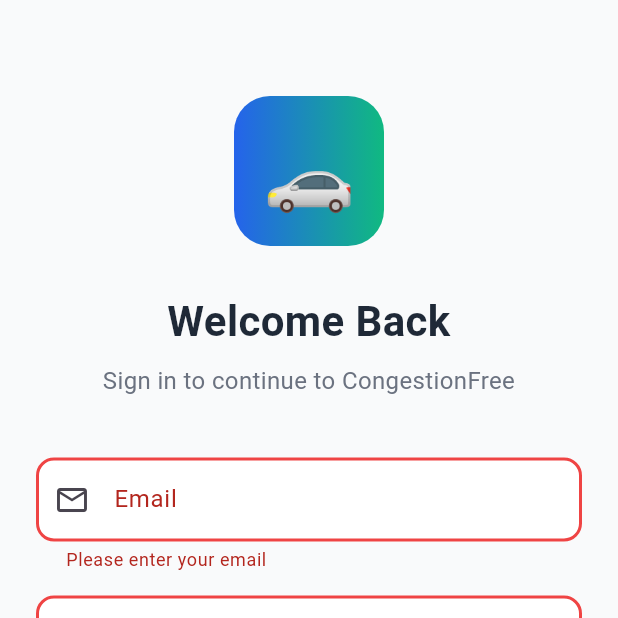
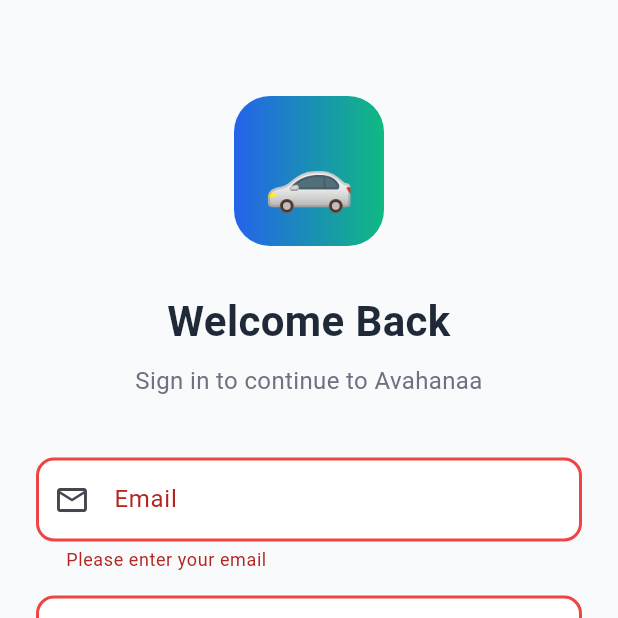
Before and after one commit to Souvik73/Avahanaa, a Flutter app: the screen it shows after launch, after a tap on "Sign In", on a phone screen of 412 x 824 dp, the top half of it. Run offline on Flutter 3.47's test engine with Material 3 defaults, Android fonts, the phone set to English and light mode, and no system bars; our stand-ins replace cloud_firestore, firebase_auth, firebase_core, firebase_messaging, flutter_local_notifications, qr_flutter and 1 more; accounts and stored records are empty; Roboto replaces fonts that are missing (SF Pro Display).

Commit message:
Name chnage and Flutter native splash settings added.

```diff
--- a/lib/main.dart
+++ b/lib/main.dart
@@ -1,10 +1,12 @@
 import 'dart:developer';
 
+import 'package:firebase_core/firebase_core.dart';
+import 'package:firebase_auth/firebase_auth.dart';
+import 'package:firebase_messaging/firebase_messaging.dart';
 import 'package:flutter/material.dart';
-import 'package:firebase_core/firebase_core.dart';
-import 'package:firebase_messaging/firebase_messaging.dart';
 import 'firebase_options.dart';
-import 'screens/splash_screen.dart';
+import 'screens/auth/login_screen.dart';
+import 'screens/home_screen.dart';
 import 'services/fcm_service.dart';
 
 // Handle background messages
@@ -24,17 +26,17 @@ void main() async {
   // Initialize FCM
   FirebaseMessaging.onBackgroundMessage(_firebaseMessagingBackgroundHandler);
 
-  runApp(const CongestionFreeApp());
+  runApp(const AvahanaaApp());
 }
 
-class CongestionFreeApp extends StatefulWidget {
-  const CongestionFreeApp({super.key});
+class AvahanaaApp extends StatefulWidget {
+  const AvahanaaApp({super.key});
 
   @override
-  State<CongestionFreeApp> createState() => _CongestionFreeAppState();
+  State<AvahanaaApp> createState() => _AvahanaaAppState();
 }
 
-class _CongestionFreeAppState extends State<CongestionFreeApp> {
+class _AvahanaaAppState extends State<AvahanaaApp> {
   @override
   void initState() {
     super.initState();
@@ -49,7 +51,7 @@ class _CongestionFreeAppState extends State<CongestionFreeApp> {
   @override
   Widget build(BuildContext context) {
     return MaterialApp(
-      title: 'CongestionFree',
+      title: 'Avahanaa',
       debugShowCheckedModeBanner: false,
       theme: ThemeData(
         primarySwatch: Colors.blue,
@@ -130,7 +132,61 @@ class _CongestionFreeAppState extends State<CongestionFreeApp> {
           color: Colors.white,
         ),
       ),
-      home: const SplashScreen(),
+      home: const AuthGate(),
     );
   }
 }
+
+class AuthGate extends StatelessWidget {
+  const AuthGate({super.key});
+
+  @override
+  Widget build(BuildContext context) {
+    return StreamBuilder<User?>(
+      stream: FirebaseAuth.instance.authStateChanges(),
+      builder: (context, snapshot) {
+        if (snapshot.connectionState == ConnectionState.waiting) {
+          return const _SplashLoadingView();
+        }
+
+        if (snapshot.hasData) {
+          return const HomeScreen();
+        }
+
+        return const LoginScreen();
+      },
+    );
+  }
+}
+
+class _SplashLoadingView extends StatelessWidget {
+  const _SplashLoadingView();
+
+  @override
+  Widget build(BuildContext context) {
+    return const Scaffold(
+      body: DecoratedBox(
+        decoration: BoxDecoration(
+          gradient: LinearGradient(
+            begin: Alignment.topLeft,
+            end: Alignment.bottomRight,
+            colors: [
+              Color(0xFF2563EB),
+              Color(0xFF10B981),
+            ],
+          ),
+        ),
+        child: Center(
+          child: SizedBox(
+            width: 30,
+            height: 30,
+            child: CircularProgressIndicator(
+              valueColor: AlwaysStoppedAnimation<Color>(Colors.white),
+              strokeWidth: 3,
+            ),
+          ),
+        ),
+      ),
+    );
+  }
+}
--- a/lib/screens/auth/login_screen.dart
+++ b/lib/screens/auth/login_screen.dart
@@ -107,7 +107,7 @@ class _LoginScreenState extends State<LoginScreen> {
                 const SizedBox(height: 8),
 
                 const Text(
-                  'Sign in to continue to CongestionFree',
+                  'Sign in to continue to Avahanaa',
                   style: TextStyle(
                     fontSize: 16,
                     color: Color(0xFF6B7280),
--- a/lib/screens/qr_code_screen.dart
+++ b/lib/screens/qr_code_screen.dart
@@ -95,7 +95,7 @@ class QRCodeScreen extends StatelessWidget {
                     ),
                     const SizedBox(height: 16),
                     const Text(
-                      '🚗 CongestionFree',
+                      '🚗 Avahanaa',
                       style: TextStyle(
                         fontSize: 20,
                         fontWeight: FontWeight.bold,
@@ -276,8 +276,8 @@ class QRCodeScreen extends StatelessWidget {
 
   void _shareQRCode(String url) {
     Share.share(
-      'Scan my CongestionFree QR code to notify me: $url',
-      subject: 'My CongestionFree QR Code',
+      'Scan my Avahanaa QR code to notify me: $url',
+      subject: 'My Avahanaa QR Code',
     );
   }
 }
--- a/lib/screens/splash_screen.dart
+++ /dev/null
@@ -1,167 +0,0 @@
-import 'package:flutter/material.dart';
-import 'package:firebase_auth/firebase_auth.dart';
-import 'auth/login_screen.dart';
-import 'home_screen.dart';
-
-class SplashScreen extends StatefulWidget {
-  const SplashScreen({super.key});
-
-  @override
-  State<SplashScreen> createState() => _SplashScreenState();
-}
-
-class _SplashScreenState extends State<SplashScreen>
-    with SingleTickerProviderStateMixin {
-  late AnimationController _animationController;
-  late Animation<double> _fadeAnimation;
-  late Animation<double> _scaleAnimation;
-
-  @override
-  void initState() {
-    super.initState();
-
-    // Setup animations
-    _animationController = AnimationController(
-      duration: const Duration(milliseconds: 1500),
-      vsync: this,
-    );
-
-    _fadeAnimation = Tween<double>(begin: 0.0, end: 1.0).animate(
-      CurvedAnimation(
-        parent: _animationController,
-        curve: const Interval(0.0, 0.5, curve: Curves.easeIn),
-      ),
-    );
-
-    _scaleAnimation = Tween<double>(begin: 0.5, end: 1.0).animate(
-      CurvedAnimation(
-        parent: _animationController,
-        curve: const Interval(0.0, 0.5, curve: Curves.easeOutBack),
-      ),
-    );
-
-    _animationController.forward();
-
-    // Check authentication status after animation
-    _checkAuthStatus();
-  }
-
-  Future<void> _checkAuthStatus() async {
-    await Future.delayed(const Duration(seconds: 2));
-
-    final user = FirebaseAuth.instance.currentUser;
-
-    if (!mounted) return;
-
-    if (user != null) {
-      // User is logged in, go to home
-      Navigator.of(context).pushReplacement(
-        MaterialPageRoute(builder: (_) => const HomeScreen()),
-      );
-    } else {
-      // User is not logged in, go to login
-      Navigator.of(context).pushReplacement(
-        MaterialPageRoute(builder: (_) => const LoginScreen()),
-      );
-    }
-  }
-
-  @override
-  void dispose() {
-    _animationController.dispose();
-    super.dispose();
-  }
-
-  @override
-  Widget build(BuildContext context) {
-    return Scaffold(
-      body: Container(
-        decoration: const BoxDecoration(
-          gradient: LinearGradient(
-            begin: Alignment.topLeft,
-            end: Alignment.bottomRight,
-            colors: [
-              Color(0xFF2563EB),
-              Color(0xFF10B981),
-            ],
-          ),
-        ),
-        child: Center(
-          child: AnimatedBuilder(
-            animation: _animationController,
-            builder: (context, child) {
-              return Opacity(
-                opacity: _fadeAnimation.value,
-                child: Transform.scale(
-                  scale: _scaleAnimation.value,
-                  child: Column(
-                    mainAxisAlignment: MainAxisAlignment.center,
-                    children: [
-                      // App Icon
-                      Container(
-                        width: 120,
-                        height: 120,
-                        decoration: BoxDecoration(
-                          color: Colors.white,
-                          borderRadius: BorderRadius.circular(30),
-                          boxShadow: [
-                            BoxShadow(
-                              color: Colors.black.withOpacity(0.2),
-                              blurRadius: 20,
-                              offset: const Offset(0, 10),
-                            ),
-                          ],
-                        ),
-                        child: const Center(
-                          child: Text(
-                            '🚗',
-                            style: TextStyle(fontSize: 60),
-                          ),
-                        ),
-                      ),
-                      const SizedBox(height: 30),
-
-                      // App Name
-                      const Text(
-                        'CongestionFree',
-                        style: TextStyle(
-                          color: Colors.white,
-                          fontSize: 36,
-                          fontWeight: FontWeight.bold,
-                          letterSpacing: 1.2,
-                        ),
-                      ),
-                      const SizedBox(height: 10),
-
-                      // Tagline
-                      const Text(
-                        'Never miss a parking alert',
-                        style: TextStyle(
-                          color: Colors.white70,
-                          fontSize: 16,
-                          fontWeight: FontWeight.w400,
-                        ),
-                      ),
-                      const SizedBox(height: 50),
-
-                      // Loading indicator
-                      const SizedBox(
-                        width: 30,
-                        height: 30,
-                        child: CircularProgressIndicator(
-                          valueColor:
-                              AlwaysStoppedAnimation<Color>(Colors.white),
-                          strokeWidth: 3,
-                        ),
-                      ),
-                    ],
-                  ),
-                ),
-              );
-            },
-          ),
-        ),
-      ),
-    );
-  }
-}
--- a/lib/services/fcm_service.dart
+++ b/lib/services/fcm_service.dart
@@ -83,7 +83,7 @@ class FCMService {
     // Create notification channel for Android
     const AndroidNotificationChannel channel = AndroidNotificationChannel(
       'congestion_free_channel',
-      'CongestionFree Notifications',
+      'Avahanaa Notifications',
       description: 'Notifications for vehicle alerts',
       importance: Importance.high,
       playSound: true,
@@ -127,7 +127,7 @@ class FCMService {
         const NotificationDetails(
           android: AndroidNotificationDetails(
             'congestion_free_channel',
-            'CongestionFree Notifications',
+            'Avahanaa Notifications',
             channelDescription: 'Notifications for vehicle alerts',
             importance: Importance.high,
             priority: Priority.high,
```
Also changed, not shown: pubspec.yaml (+12 -2 lines), pubspec.lock, 1 other file.
